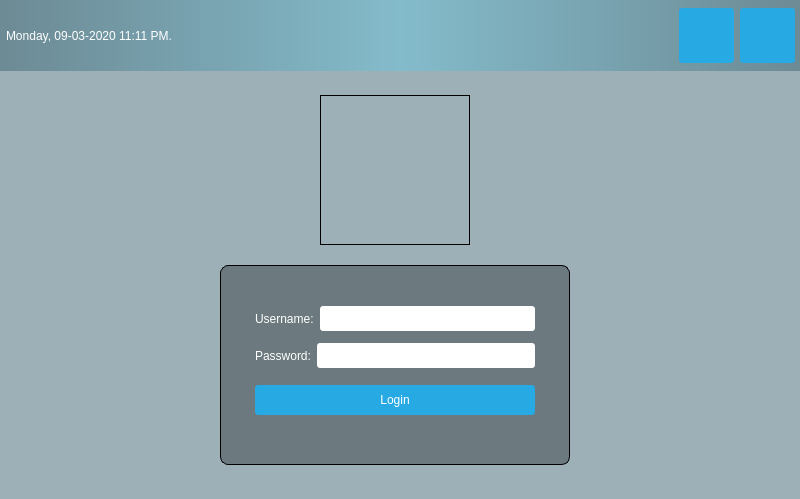
The window that Chapter 01/Look_And_Feel_Customization/mainwindow.ui (kongpro92/Qt5-CPP-GUI-Programming-Cookbook-Second-Edition) describes before a commit, drawn with Qt 5.
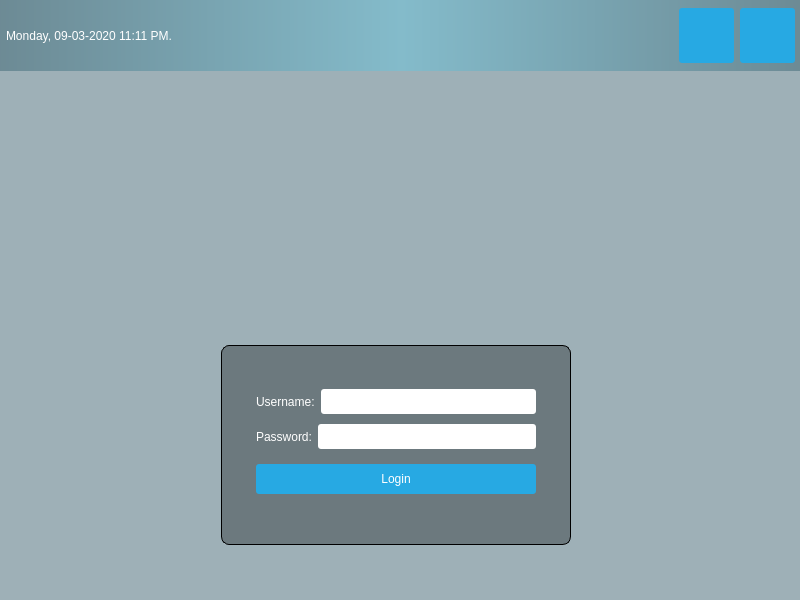
The same window after the commit. Icons and pictures are not drawn.

```diff
--- a/Chapter 01/Look_And_Feel_Customization/mainwindow.ui
+++ b/Chapter 01/Look_And_Feel_Customization/mainwindow.ui
@@ -7,7 +7,7 @@
     <x>0</x>
     <y>0</y>
     <width>800</width>
-    <height>499</height>
+    <height>600</height>
    </rect>
   </property>
   <property name="windowTitle">
@@ -44,9 +44,9 @@
     <property name="geometry">
      <rect>
       <x>10</x>
-      <y>90</y>
+      <y>120</y>
       <width>771</width>
-      <height>161</height>
+      <height>202</height>
      </rect>
     </property>
     <layout class="QHBoxLayout" name="horizontalLayout_2">
@@ -56,41 +56,49 @@
      <property name="bottomMargin">
       <number>0</number>
      </property>
+     <item>
+      <spacer name="horizontalSpacer_2">
+       <property name="orientation">
+        <enum>Qt::Horizontal</enum>
+       </property>
+       <property name="sizeHint" stdset="0">
+        <size>
+         <width>40</width>
+         <height>20</height>
+        </size>
+       </property>
+      </spacer>
+     </item>
      <item>
       <widget class="QLabel" name="logo">
-       <property name="sizePolicy">
-        <sizepolicy hsizetype="Fixed" vsizetype="Fixed">
-         <horstretch>0</horstretch>
-         <verstretch>0</verstretch>
-        </sizepolicy>
-       </property>
-       <property name="minimumSize">
-        <size>
-         <width>150</width>
-         <height>150</height>
-        </size>
-       </property>
-       <property name="maximumSize">
-        <size>
-         <width>150</width>
-         <height>150</height>
-        </size>
-       </property>
        <property name="styleSheet">
-        <string notr="true">border: 1px solid</string>
+        <string notr="true"/>
        </property>
        <property name="text">
         <string/>
        </property>
       </widget>
      </item>
+     <item>
+      <spacer name="horizontalSpacer_3">
+       <property name="orientation">
+        <enum>Qt::Horizontal</enum>
+       </property>
+       <property name="sizeHint" stdset="0">
+        <size>
+         <width>40</width>
+         <height>20</height>
+        </size>
+       </property>
+      </spacer>
+     </item>
     </layout>
    </widget>
    <widget class="QWidget" name="horizontalLayoutWidget_2">
     <property name="geometry">
      <rect>
       <x>140</x>
-      <y>260</y>
+      <y>340</y>
       <width>511</width>
       <height>211</height>
      </rect>
@@ -99,6 +107,19 @@
      <property name="topMargin">
       <number>0</number>
      </property>
+     <item>
+      <spacer name="horizontalSpacer_4">
+       <property name="orientation">
+        <enum>Qt::Horizontal</enum>
+       </property>
+       <property name="sizeHint" stdset="0">
+        <size>
+         <width>40</width>
+         <height>20</height>
+        </size>
+       </property>
+      </spacer>
+     </item>
      <item>
       <widget class="QWidget" name="loginForm" native="true">
        <property name="sizePolicy">
@@ -137,7 +158,7 @@
           <property name="sizeHint" stdset="0">
            <size>
             <width>20</width>
-            <height>35</height>
+            <height>40</height>
            </size>
           </property>
          </spacer>
@@ -292,6 +313,19 @@
        </layout>
       </widget>
      </item>
+     <item>
+      <spacer name="horizontalSpacer_5">
+       <property name="orientation">
+        <enum>Qt::Horizontal</enum>
+       </property>
+       <property name="sizeHint" stdset="0">
+        <size>
+         <width>40</width>
+         <height>20</height>
+        </size>
+       </property>
+      </spacer>
+     </item>
     </layout>
    </widget>
    <widget class="QWidget" name="topPanel" native="true">
```
Left out of the diff: 32 changed lines with no effect on the pictures.
